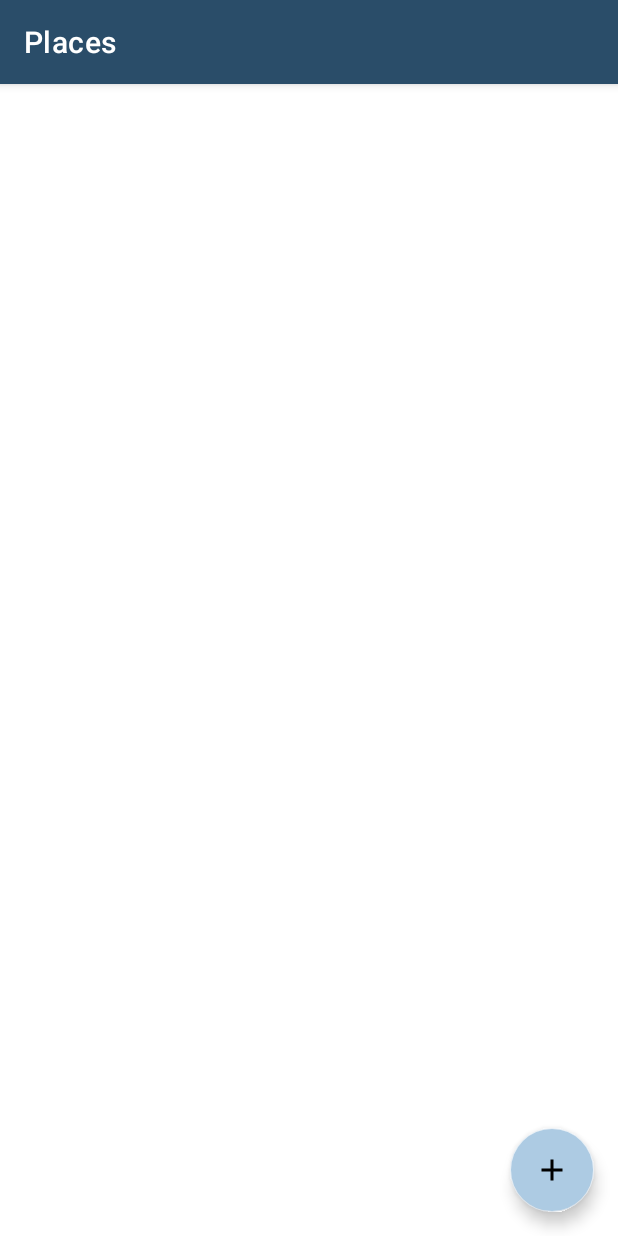
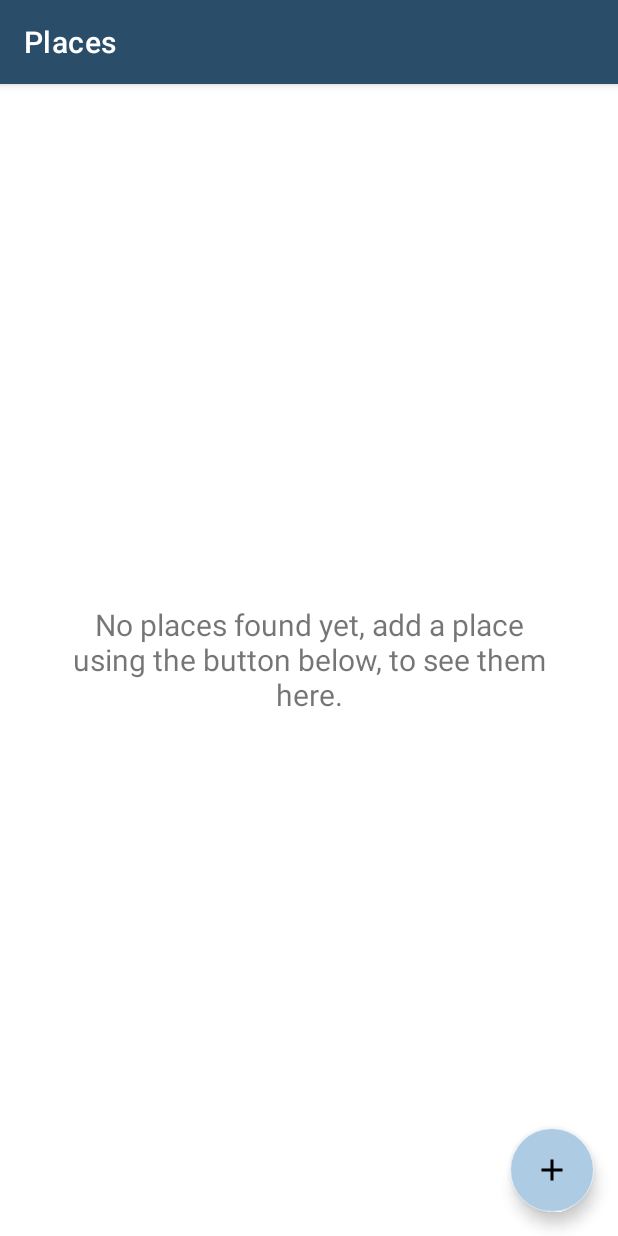
Before and after one commit to m0nadicph0/Places, an Android app: the screen it shows after launch (MainActivity), on a phone screen of 412 x 824 dp. Run offline under Robolectric (Android 15) with nearby library versions, the phone set to English and light mode, and no system bars.

Commit message:
setup the main activity layout

```diff
--- a/app/src/main/res/layout/activity_main.xml
+++ b/app/src/main/res/layout/activity_main.xml
@@ -5,6 +5,27 @@
     android:layout_width="match_parent"
     android:layout_height="match_parent"
     tools:context=".activities.MainActivity" >
+
+    <androidx.recyclerview.widget.RecyclerView
+        android:id="@+id/rv_places_list"
+        android:layout_width="match_parent"
+        android:layout_height="match_parent"
+        android:visibility="gone"
+        tools:visibility="gone"/>
+
+
+
+    <TextView
+        android:id="@+id/tv_record_not_available"
+        android:layout_width="match_parent"
+        android:layout_height="match_parent"
+        android:gravity="center"
+        android:layout_marginStart="40dp"
+        android:layout_marginEnd="40dp"
+        android:textSize="20sp"
+        android:text="@string/no_places_found" />
+
+
 
     <com.google.android.material.floatingactionbutton.FloatingActionButton
         android:id="@+id/fab_add_places"
@@ -17,4 +38,5 @@
         android:contentDescription="@string/add_button"
         android:focusable="true"
         app:srcCompat="@drawable/ic_btn_add" />
+
 </FrameLayout>
--- a/app/src/main/res/values/strings.xml
+++ b/app/src/main/res/values/strings.xml
@@ -7,5 +7,6 @@
     <string name="edit_text_hint_location">Location</string>
     <string name="text_add_image">Add Image</string>
     <string name="btn_text_save">Save</string>
+    <string name="no_places_found">No places found yet, add a place using the button below, to see them here.</string>
 
 </resources>
```
